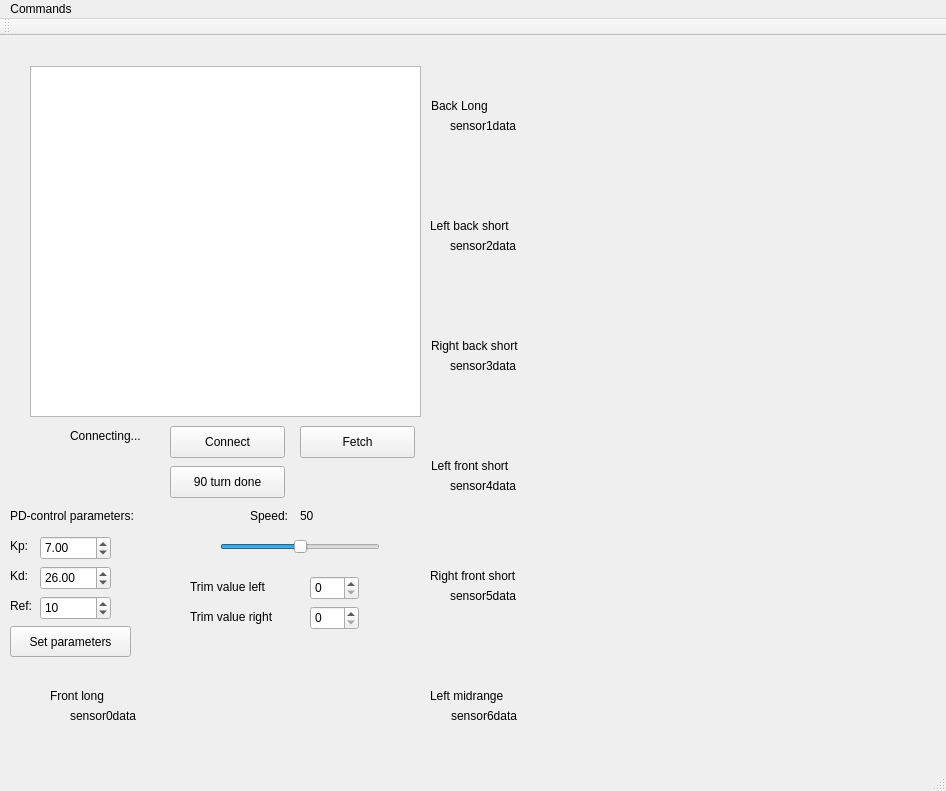
The window that Kod/Styr_m/Styr_m/mapGUI/gui.ui (hansfilipelo/Kandidadprojekt) describes before a commit, drawn with Qt 5.
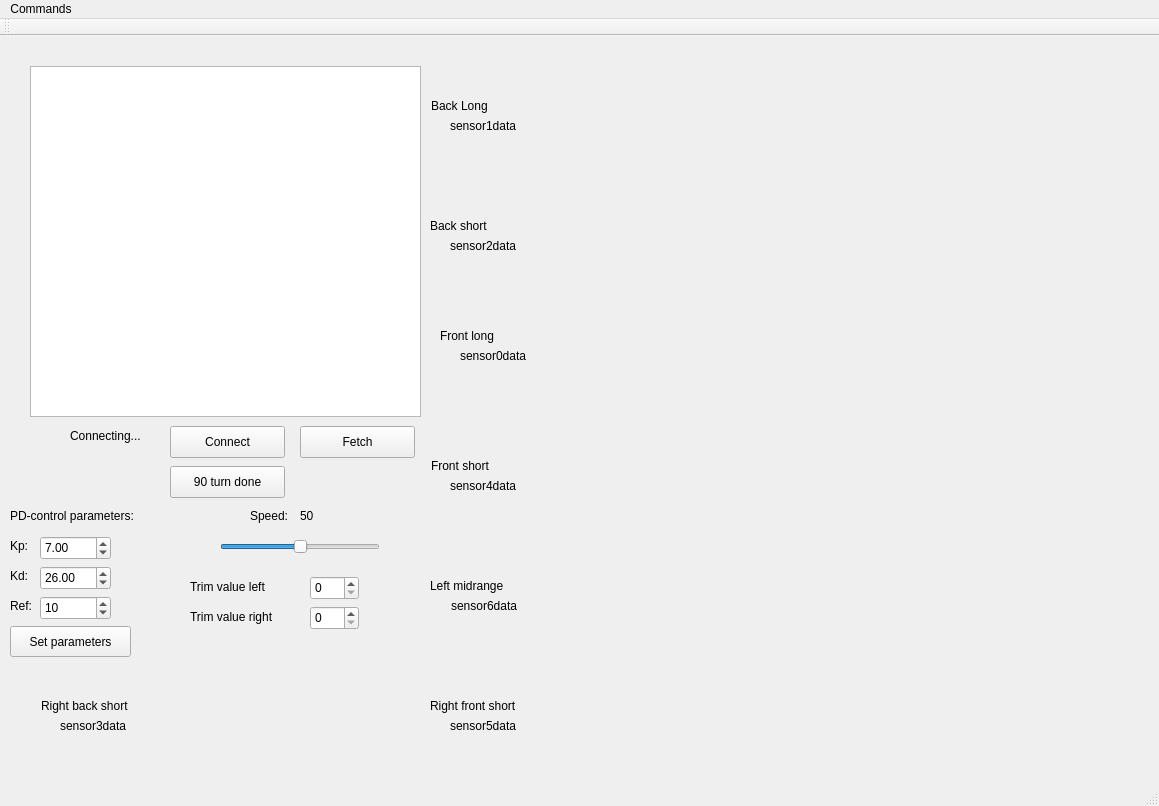
The same window after the commit. Custom widgets are drawn as their Qt base class.

```diff
--- a/Kod/Styr_m/Styr_m/mapGUI/gui.ui
+++ b/Kod/Styr_m/Styr_m/mapGUI/gui.ui
@@ -6,8 +6,8 @@
    <rect>
     <x>0</x>
     <y>0</y>
-    <width>946</width>
-    <height>791</height>
+    <width>1159</width>
+    <height>806</height>
    </rect>
   </property>
   <property name="windowTitle">
@@ -85,7 +85,7 @@
      </rect>
     </property>
     <property name="text">
-     <string>Left back short</string>
+     <string>Back short</string>
     </property>
    </widget>
    <widget class="QLabel" name="sensor2data">
@@ -104,8 +104,8 @@
    <widget class="QLabel" name="sensor3">
     <property name="geometry">
      <rect>
-      <x>431</x>
-      <y>300</y>
+      <x>41</x>
+      <y>660</y>
       <width>111</width>
       <height>20</height>
      </rect>
@@ -117,8 +117,8 @@
    <widget class="QLabel" name="sensor3data">
     <property name="geometry">
      <rect>
-      <x>450</x>
-      <y>320</y>
+      <x>60</x>
+      <y>680</y>
       <width>81</width>
       <height>19</height>
      </rect>
@@ -137,7 +137,7 @@
      </rect>
     </property>
     <property name="text">
-     <string>Left front short</string>
+     <string>Front short</string>
     </property>
    </widget>
    <widget class="QLabel" name="sensor4data">
@@ -157,7 +157,7 @@
     <property name="geometry">
      <rect>
       <x>430</x>
-      <y>530</y>
+      <y>660</y>
       <width>111</width>
       <height>20</height>
      </rect>
@@ -170,7 +170,7 @@
     <property name="geometry">
      <rect>
       <x>450</x>
-      <y>550</y>
+      <y>680</y>
       <width>81</width>
       <height>20</height>
      </rect>
@@ -183,7 +183,7 @@
     <property name="geometry">
      <rect>
       <x>451</x>
-      <y>670</y>
+      <y>560</y>
       <width>81</width>
       <height>20</height>
      </rect>
@@ -196,7 +196,7 @@
     <property name="geometry">
      <rect>
       <x>430</x>
-      <y>650</y>
+      <y>540</y>
       <width>111</width>
       <height>19</height>
      </rect>
@@ -266,8 +266,8 @@
    <widget class="QCustomPlot" name="sensorPlot3" native="true">
     <property name="geometry">
      <rect>
-      <x>550</x>
-      <y>270</y>
+      <x>160</x>
+      <y>630</y>
       <width>261</width>
       <height>101</height>
      </rect>
@@ -299,7 +299,7 @@
     <property name="geometry">
      <rect>
       <x>550</x>
-      <y>510</y>
+      <y>630</y>
       <width>261</width>
       <height>101</height>
      </rect>
@@ -315,7 +315,7 @@
     <property name="geometry">
      <rect>
       <x>550</x>
-      <y>630</y>
+      <y>510</y>
       <width>261</width>
       <height>101</height>
      </rect>
@@ -473,8 +473,8 @@
    <widget class="QCustomPlot" name="sensorPlot0" native="true">
     <property name="geometry">
      <rect>
-      <x>160</x>
-      <y>630</y>
+      <x>550</x>
+      <y>270</y>
       <width>261</width>
       <height>101</height>
      </rect>
@@ -489,8 +489,8 @@
    <widget class="QLabel" name="sensor0">
     <property name="geometry">
      <rect>
-      <x>50</x>
-      <y>650</y>
+      <x>440</x>
+      <y>290</y>
       <width>111</width>
       <height>20</height>
      </rect>
@@ -502,8 +502,8 @@
    <widget class="QLabel" name="sensor0data">
     <property name="geometry">
      <rect>
-      <x>70</x>
-      <y>670</y>
+      <x>460</x>
+      <y>310</y>
       <width>81</width>
       <height>20</height>
      </rect>
@@ -589,7 +589,7 @@
     <rect>
      <x>0</x>
      <y>0</y>
-     <width>946</width>
+     <width>1159</width>
      <height>22</height>
     </rect>
    </property>
```
Left out of the diff: 1 changed line with no effect on the pictures.
